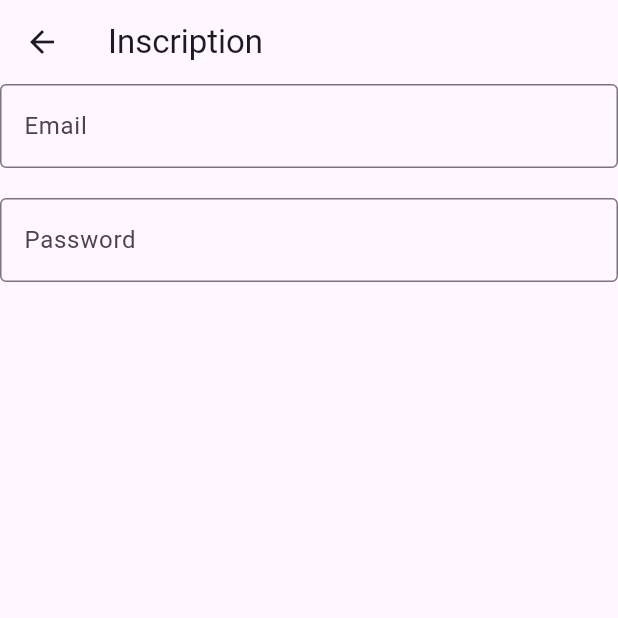
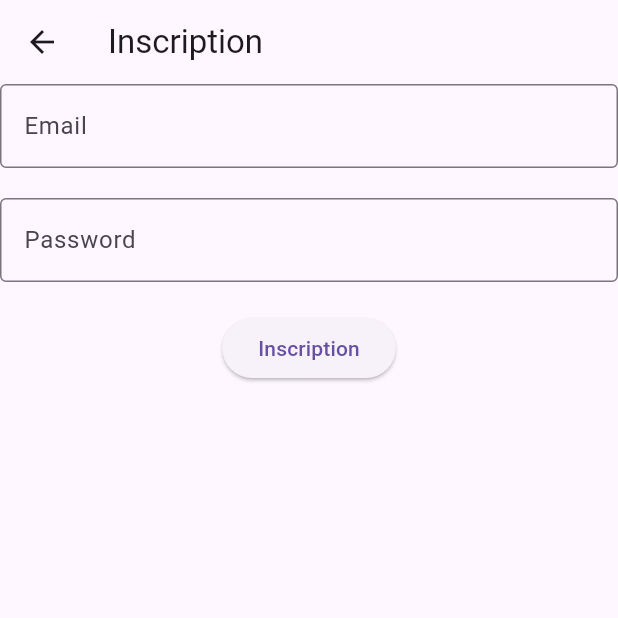
Before and after one commit to nour19992108/app_formulaire, a Flutter app: the Inscription screen opened directly, on a phone screen of 412 x 824 dp, the top half of it. Run offline on Flutter 3.47's test engine with Material 3 defaults, Android fonts, the phone set to English and light mode, and no system bars.

Commit message:
ajout du bouton Inscription et validation du formulaire

```diff
--- a/lib/inscreption.dart
+++ b/lib/inscreption.dart
@@ -48,6 +48,16 @@ TextFormField(
   return null;
 },
 ),
+SizedBox(height: 20),
+
+ElevatedButton(
+  onPressed: () {
+    if (_formKey.currentState!.validate()) {
+      print('Formulaire valide');
+    }
+  },
+  child: Text('Inscription'),
+),
           ],
         ),
       ),
```
